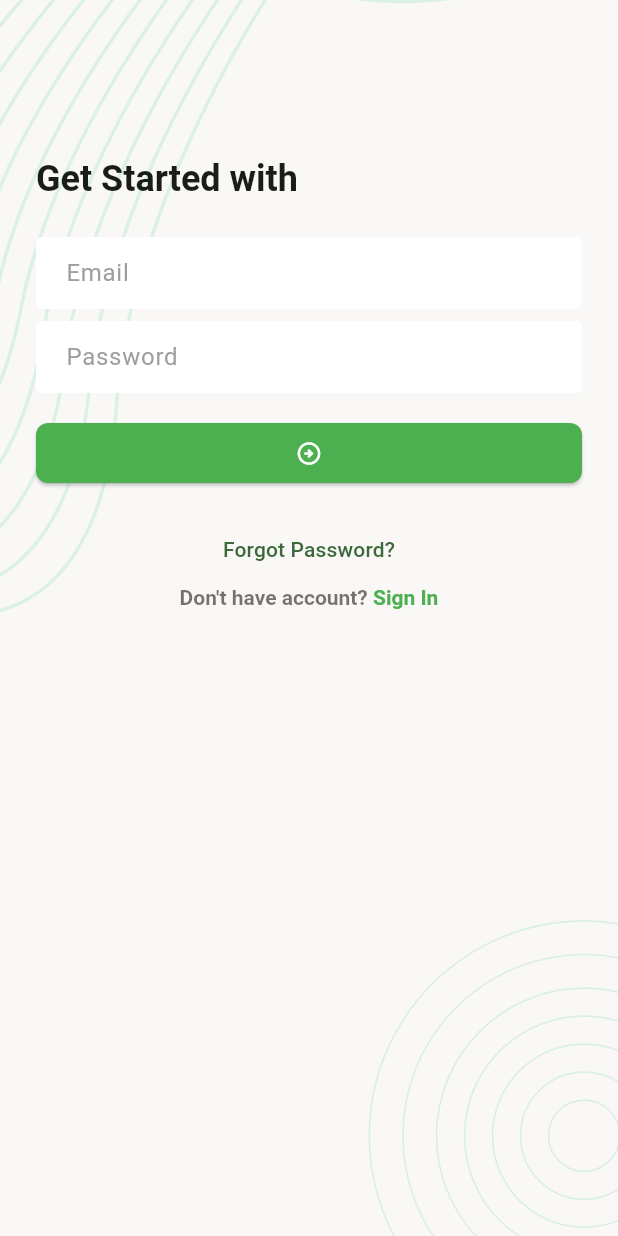
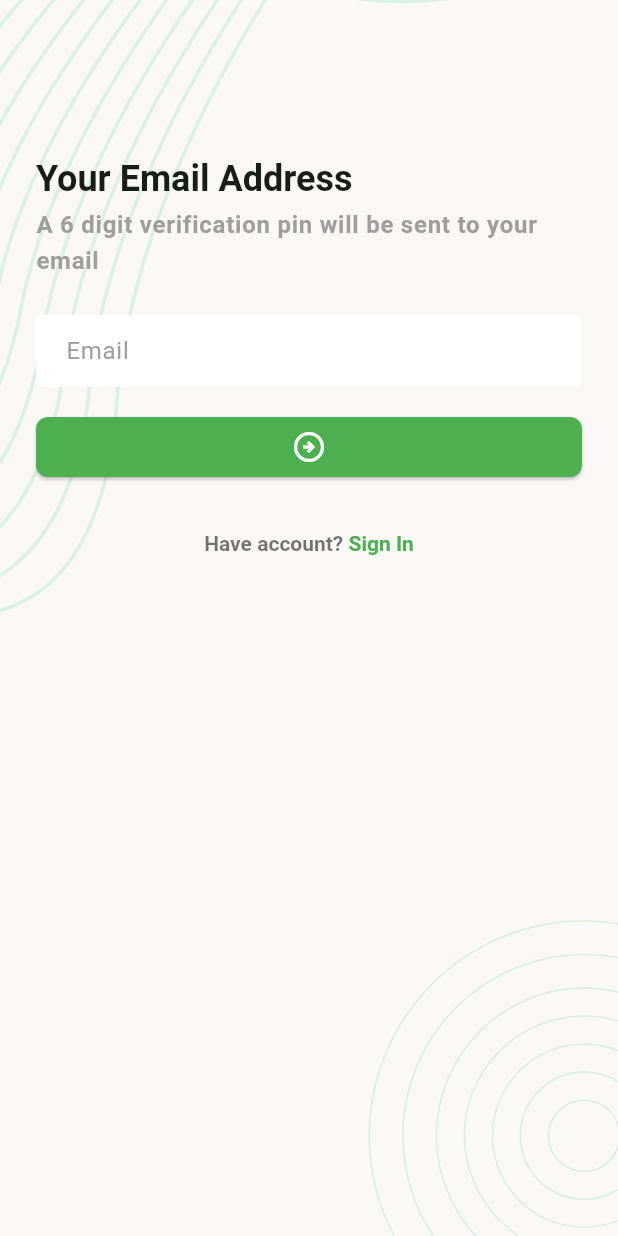
Before and after one commit to santorasu/task_manager, a Flutter app: the screen it shows after launch, after a tap on "Forgot Password?", on a phone screen of 412 x 824 dp. Run offline on Flutter 3.47's test engine with Material 3 defaults, Android fonts, the phone set to English and light mode, and no system bars; our stand-ins replace flutter_svg, pin_code_fields.

Commit message:
This is class 2 module 15

```diff
--- a/lib/app.dart
+++ b/lib/app.dart
@@ -39,6 +39,10 @@ class TaskManagerApp extends StatelessWidget {
               fontSize: 24,
               fontWeight: FontWeight.w600
           ),
+          bodyLarge: TextStyle(
+
+              fontWeight: FontWeight.w600
+          ),
         )
       ),
       home: SplashScreen(),
--- /dev/null
+++ b/lib/ui/screens/forgot_password_verify_email_screen.dart
@@ -0,0 +1,96 @@
+import 'package:flutter/gestures.dart';
+import 'package:flutter/material.dart';
+import 'package:task_management/ui/widgets/screen_background.dart';
+
+import 'forgot_password_pin_verification_screen.dart';
+
+
+class ForgotPasswordVerifyEmailScreen extends StatefulWidget {
+  const ForgotPasswordVerifyEmailScreen({super.key});
+
+  @override
+  State<ForgotPasswordVerifyEmailScreen> createState() => _ForgotPasswordVerifyEmailScreenState();
+}
+
+class _ForgotPasswordVerifyEmailScreenState extends State<ForgotPasswordVerifyEmailScreen> {
+
+  final TextEditingController _emailTEController = TextEditingController();
+  final GlobalKey<FormState> _formKey = GlobalKey<FormState>();
+
+  @override
+  Widget build(BuildContext context) {
+    return Scaffold(body: ScreenBackground(
+      child: Padding(
+        padding: const EdgeInsets.all(24),
+        child: Form(
+          key: _formKey,
+          child: Column(
+              crossAxisAlignment: CrossAxisAlignment.start,
+              children: [
+                SizedBox(height: 80,),
+                Text("Your Email Address",
+                  style: Theme.of(context).textTheme.titleLarge,),
+                SizedBox(height: 4,),
+                Text("A 6 digit verification pin will be sent to your email",
+                  style: Theme.of(context).textTheme.bodyLarge?.copyWith(
+                    color: Colors.grey
+                  ),),
+                SizedBox(height: 24,),
+                TextFormField(
+                  textInputAction: TextInputAction.next,
+                  controller: _emailTEController,
+                  keyboardType: TextInputType.emailAddress,
+                  decoration: InputDecoration(
+                    hintText: 'Email',
+                  ),
+                ),
+                SizedBox(height: 16,),
+                ElevatedButton(
+                    onPressed: _onTapSubmitButton, child: const Icon(Icons.arrow_circle_right_outlined ,color: Colors.white,size: 24,)),
+                SizedBox(height: 32,),
+                Center(
+                  child: RichText(text: TextSpan(
+                      style: TextStyle(
+                        color: Colors.black54,
+                        fontWeight: FontWeight.w600,
+                        fontSize: 14,
+                      ),
+                      children: [
+                        TextSpan(text: "Have account? "),
+                        TextSpan(text: "Sign In",style: TextStyle(
+                            color: Colors.green,
+                            fontWeight: FontWeight.bold
+                        ),
+                          recognizer: TapGestureRecognizer()..onTap = _onTapSignInButton,
+                        ),
+                      ]
+                  )),
+                )
+
+              ]
+          ),
+        ),
+      ),
+    ),
+    );
+  }
+
+  void _onTapSubmitButton() {
+    Navigator.push(
+      context,
+      MaterialPageRoute(
+        builder: (context) => const ForgotPasswordPinVerificationScreen(),
+      ),
+    );
+  }
+  void _onTapSignInButton(){
+    Navigator.pop(context);
+  }
+
+
+  @override
+  void dispose() {
+    _emailTEController.dispose();
+    super.dispose();
+  }
+}
--- a/lib/ui/screens/login_screen.dart
+++ b/lib/ui/screens/login_screen.dart
@@ -1,6 +1,9 @@
 import 'package:flutter/gestures.dart';
 import 'package:flutter/material.dart';
+import 'package:task_management/ui/screens/register_screen.dart';
 import 'package:task_management/ui/widgets/screen_background.dart';
+
+import 'forgot_password_verify_email_screen.dart';
 
 
 class LoginScreen extends StatefulWidget {
@@ -11,11 +14,18 @@ class LoginScreen extends StatefulWidget {
 }
 
 class _LoginScreenState extends State<LoginScreen> {
+
+  final TextEditingController _emailTEController = TextEditingController();
+  final TextEditingController _passwordTEController = TextEditingController();
+  final GlobalKey<FormState> _formKey = GlobalKey<FormState>();
+
   @override
   Widget build(BuildContext context) {
     return Scaffold(body: ScreenBackground(
         child: Padding(
           padding: const EdgeInsets.all(24),
+          child: Form(
+            key: _formKey,
             child: Column(
             crossAxisAlignment: CrossAxisAlignment.start,
             children: [
@@ -24,19 +34,23 @@ class _LoginScreenState extends State<LoginScreen> {
                   style: Theme.of(context).textTheme.titleLarge,),
                   SizedBox(height: 24,),
                   TextFormField(
+                    textInputAction: TextInputAction.next,
+                    controller: _emailTEController,
+                    keyboardType: TextInputType.emailAddress,
                     decoration: InputDecoration(
                       hintText: 'Email',
                     ),
                   ),
                   SizedBox(height: 8,),
                   TextFormField(
+                    controller: _passwordTEController,
                     decoration: InputDecoration(
                       hintText: 'Password',
                     ),
                   ),
               SizedBox(height: 16,),
                   ElevatedButton(
-                    onPressed: (){}, child: const Icon(Icons.arrow_circle_right_outlined)),
+                      onPressed: (){}, child: const Icon(Icons.arrow_circle_right_outlined ,color: Colors.white,size: 24,)),
               SizedBox(height: 16,),
               Center(
                 child: Column(
@@ -52,11 +66,11 @@ class _LoginScreenState extends State<LoginScreen> {
                       ),
                       children: [
                         TextSpan(text: "Don't have account? "),
-                      TextSpan(text: "Sign In",style: TextStyle(
+                        TextSpan(text: "Sign Up",style: TextStyle(
                           color: Colors.green,
                           fontWeight: FontWeight.bold
                         ),
-                        recognizer: TapGestureRecognizer()..onTap = _onTapSignInButton,
+                          recognizer: TapGestureRecognizer()..onTap = _onTapSignUpButton,
                         ),
                       ]
                     )),
@@ -68,8 +82,19 @@ class _LoginScreenState extends State<LoginScreen> {
             ),
           ),
         ),
+    ),
     );
   }
-  void _onTapSignInButton(){}
-  void _onTapForgotPasswordButton(){}
+  void _onTapSignUpButton(){
+    Navigator.push(context, MaterialPageRoute(builder: (context)=>const RegisterScreen()));
   }
+  void _onTapForgotPasswordButton(){
+    Navigator.push(context, MaterialPageRoute(builder: (context)=>const ForgotPasswordVerifyEmailScreen()));
+  }
+  @override
+  void dispose() {
+    _emailTEController.dispose();
+    _passwordTEController.dispose();
+    super.dispose();
+  }
+}
--- a/pubspec.yaml
+++ b/pubspec.yaml
@@ -14,6 +14,7 @@ dependencies:
 
   cupertino_icons: ^1.0.8
   flutter_svg: ^2.0.16
+  pin_code_fields: ^8.0.1
 
 dev_dependencies:
   flutter_test:
```
Also changed, not shown: lib/ui/screens/forgot_password_pin_verification_screen.dart (added, +115 -0 lines), lib/ui/screens/register_screen.dart (added, +130 -0 lines), pubspec.lock. Lines whose indentation alone changed are shown as unchanged.
